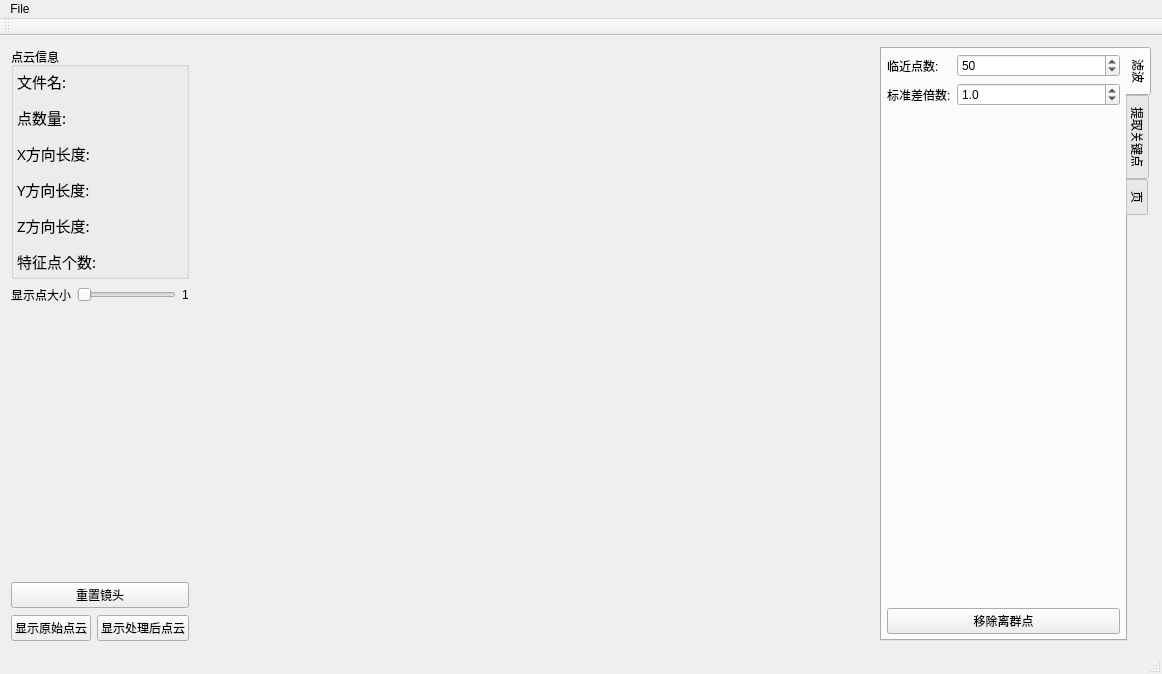
Above: PCLTool/PCLTool.ui from YanZY97/PCLTool before the change. Below: the same form after it.
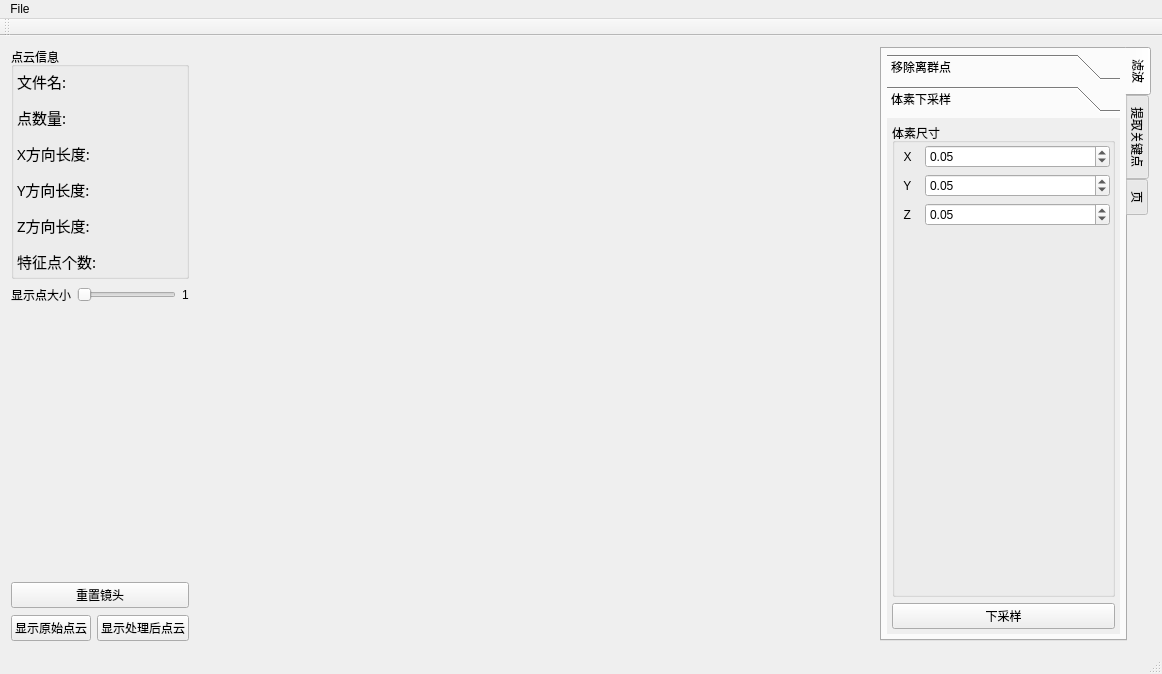
That is the form after the change. The open tabs and pages were chosen to show the change. Custom widgets are drawn as their Qt base class.

Patch:
```diff
--- a/PCLTool/PCLTool.ui
+++ b/PCLTool/PCLTool.ui
@@ -335,6 +335,36 @@
          <number>5</number>
         </property>
         <item>
+         <widget class="QToolBox" name="toolBox_2">
+          <property name="currentIndex">
+           <number>1</number>
+          </property>
+          <widget class="QWidget" name="page_1">
+           <property name="geometry">
+            <rect>
+             <x>0</x>
+             <y>0</y>
+             <width>222</width>
+             <height>511</height>
+            </rect>
+           </property>
+           <attribute name="label">
+            <string>移除离群点</string>
+           </attribute>
+           <layout class="QVBoxLayout" name="verticalLayout_7">
+            <property name="leftMargin">
+             <number>5</number>
+            </property>
+            <property name="topMargin">
+             <number>5</number>
+            </property>
+            <property name="rightMargin">
+             <number>5</number>
+            </property>
+            <property name="bottomMargin">
+             <number>5</number>
+            </property>
+            <item>
          <layout class="QFormLayout" name="formLayout_2">
           <item row="0" column="0">
            <widget class="QLabel" name="label_7">
@@ -384,6 +414,123 @@
         </item>
        </layout>
       </widget>
+          <widget class="QWidget" name="page_2">
+           <property name="geometry">
+            <rect>
+             <x>0</x>
+             <y>0</y>
+             <width>222</width>
+             <height>511</height>
+            </rect>
+           </property>
+           <attribute name="label">
+            <string>体素下采样</string>
+           </attribute>
+           <layout class="QVBoxLayout" name="verticalLayout_8">
+            <property name="leftMargin">
+             <number>5</number>
+            </property>
+            <property name="topMargin">
+             <number>5</number>
+            </property>
+            <property name="rightMargin">
+             <number>5</number>
+            </property>
+            <property name="bottomMargin">
+             <number>5</number>
+            </property>
+            <item>
+             <widget class="QGroupBox" name="groupBox">
+              <property name="title">
+               <string>体素尺寸</string>
+              </property>
+              <layout class="QVBoxLayout" name="verticalLayout_9">
+               <property name="leftMargin">
+                <number>2</number>
+               </property>
+               <property name="topMargin">
+                <number>2</number>
+               </property>
+               <property name="rightMargin">
+                <number>2</number>
+               </property>
+               <property name="bottomMargin">
+                <number>2</number>
+               </property>
+               <item>
+                <layout class="QFormLayout" name="formLayout_6">
+                 <item row="1" column="0">
+                  <widget class="QLabel" name="label_21">
+                   <property name="text">
+                    <string>  X  </string>
+                   </property>
+                  </widget>
+                 </item>
+                 <item row="2" column="0">
+                  <widget class="QLabel" name="label_22">
+                   <property name="text">
+                    <string>  Y</string>
+                   </property>
+                  </widget>
+                 </item>
+                 <item row="3" column="0">
+                  <widget class="QLabel" name="label_23">
+                   <property name="text">
+                    <string>  Z</string>
+                   </property>
+                  </widget>
+                 </item>
+                 <item row="1" column="1">
+                  <widget class="QDoubleSpinBox" name="sboxVoxelGridX">
+                   <property name="maximum">
+                    <double>100.000000000000000</double>
+                   </property>
+                   <property name="singleStep">
+                    <double>0.010000000000000</double>
+                   </property>
+                   <property name="value">
+                    <double>0.050000000000000</double>
+                   </property>
+                  </widget>
+                 </item>
+                 <item row="2" column="1">
+                  <widget class="QDoubleSpinBox" name="sboxVoxelGridY">
+                   <property name="singleStep">
+                    <double>0.010000000000000</double>
+                   </property>
+                   <property name="value">
+                    <double>0.050000000000000</double>
+                   </property>
+                  </widget>
+                 </item>
+                 <item row="3" column="1">
+                  <widget class="QDoubleSpinBox" name="sboxVoxelGridZ">
+                   <property name="singleStep">
+                    <double>0.010000000000000</double>
+                   </property>
+                   <property name="value">
+                    <double>0.050000000000000</double>
+                   </property>
+                  </widget>
+                 </item>
+                </layout>
+               </item>
+              </layout>
+             </widget>
+            </item>
+            <item>
+             <widget class="QPushButton" name="btnVoxelGrid">
+              <property name="text">
+               <string>下采样</string>
+              </property>
+             </widget>
+            </item>
+           </layout>
+          </widget>
+         </widget>
+        </item>
+       </layout>
+      </widget>
       <widget class="QWidget" name="tabKeypoints">
        <attribute name="title">
         <string>提取关键点</string>
```
Left out of the diff: 18 changed lines with no effect on the pictures. Lines whose indentation alone changed are shown as unchanged.
